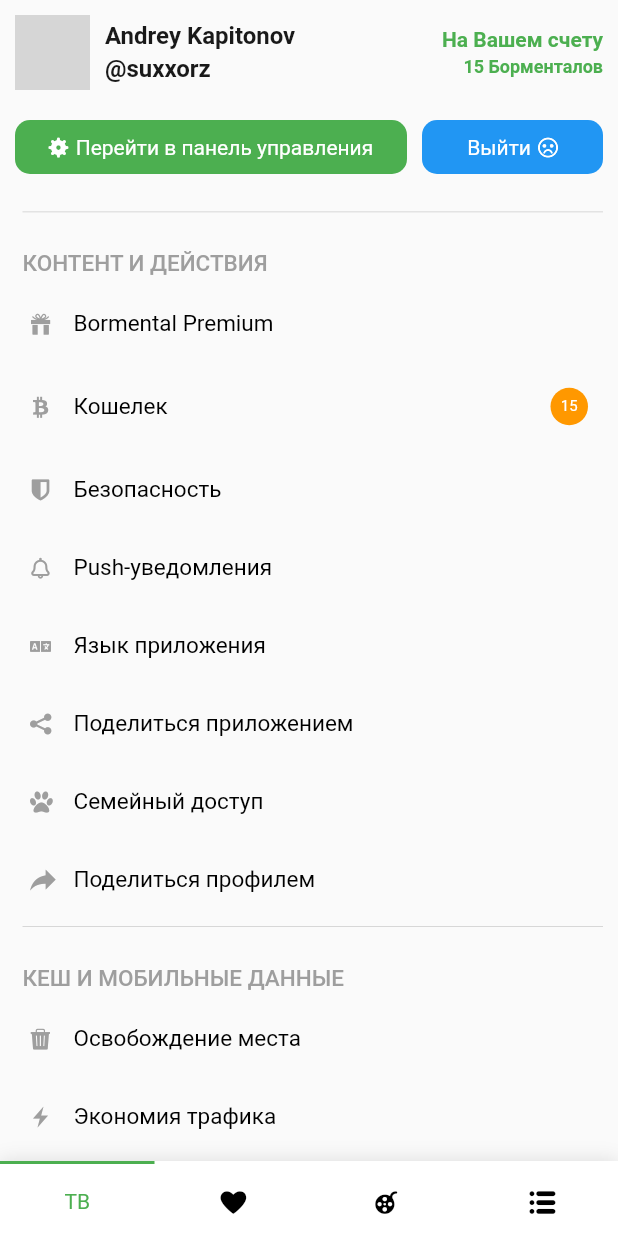
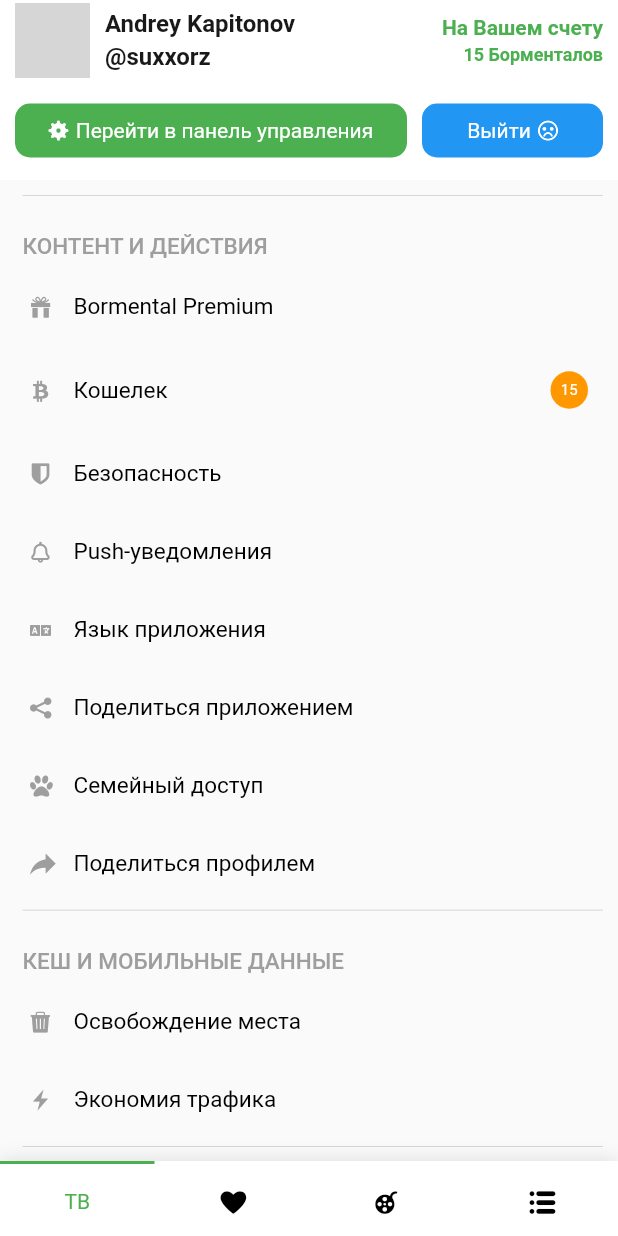
Before and after one commit to zikwall/bormental, a Flutter app: the screen it shows after launch, swiped to page 4, on a phone screen of 412 x 824 dp. Run offline on Flutter 3.47's test engine with Material 2 defaults, Android fonts, the light colour scheme and no system bars; our stand-ins replace animated_text_kit, better_player, flutter_staggered_animations, timelines, video_player, wakelock; network calls fail; grey boxes are pictures that could not be loaded.

Commit message:
add slivers in menu screen

```diff
--- a/lib/screens/menu/screen.dart
+++ b/lib/screens/menu/screen.dart
@@ -27,17 +27,20 @@
         statusBarIconBrightness: Brightness.dark,
       ),
       child: Scaffold(
-        body: Container(
-          width: MediaQuery.of(context).size.width,
-          height: MediaQuery.of(context).size.height,
-          padding: EdgeInsets.only(top: statusBarHeight+10, left: 10, right: 10),
-          child: SingleChildScrollView(
-            child: Column(
-              mainAxisAlignment: MainAxisAlignment.spaceBetween,
-              children: <Widget>[
-                Column(
-                  children: <Widget>[
-                    Row(
+        body: NestedScrollView(
+          physics: const BouncingScrollPhysics(),
+          floatHeaderSlivers: true,
+          headerSliverBuilder: (context, innerBoxIsScrolled) => [
+            SliverAppBar(
+              elevation: 1,
+              snap: true,
+              floating: true,
+              pinned: true,
+              toolbarHeight: 120,
+              expandedHeight: 120,
+              titleSpacing: 10,
+              backgroundColor: Colors.white,
+              title: Row(
                 mainAxisAlignment: MainAxisAlignment.spaceBetween,
                 children: <Widget>[
                   Row(
@@ -103,8 +106,12 @@
                   )
                 ],
               ),
-                    const SizedBox(height: 20),
-                    Row(
+              centerTitle: false,
+              bottom: PreferredSize(
+                preferredSize: Size.fromHeight(66.0),
+                child: Padding(
+                  padding: EdgeInsets.symmetric(vertical: 15, horizontal: 10),
+                  child: Row(
                     mainAxisAlignment: MainAxisAlignment.start,
                     crossAxisAlignment: CrossAxisAlignment.center,
                     children: <Widget>[
@@ -171,7 +178,20 @@
                       )
                     ],
                   ),
-                    const SizedBox(height: 15),
+                ),
+              ),
+            )
+          ],
+          body: Container(
+            width: MediaQuery.of(context).size.width,
+            height: MediaQuery.of(context).size.height,
+            padding: EdgeInsets.only(left: 10, right: 10),
+            child: SingleChildScrollView(
+              child: Column(
+                mainAxisAlignment: MainAxisAlignment.spaceBetween,
+                children: <Widget>[
+                  Column(
+                    children: <Widget>[
                       Column(
                         mainAxisAlignment: MainAxisAlignment.start,
                         crossAxisAlignment: CrossAxisAlignment.center,
@@ -286,6 +306,7 @@
               ),
             ),
           ),
+        )
       ),
     );
   }
```
Lines whose indentation alone changed are shown as unchanged.
